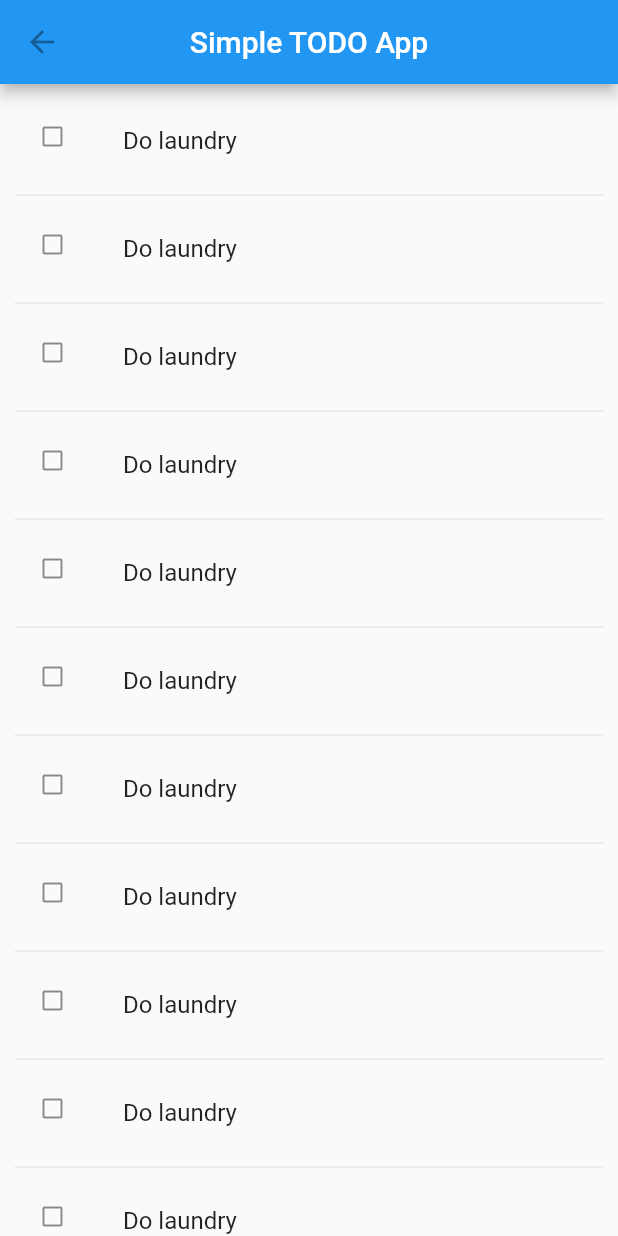
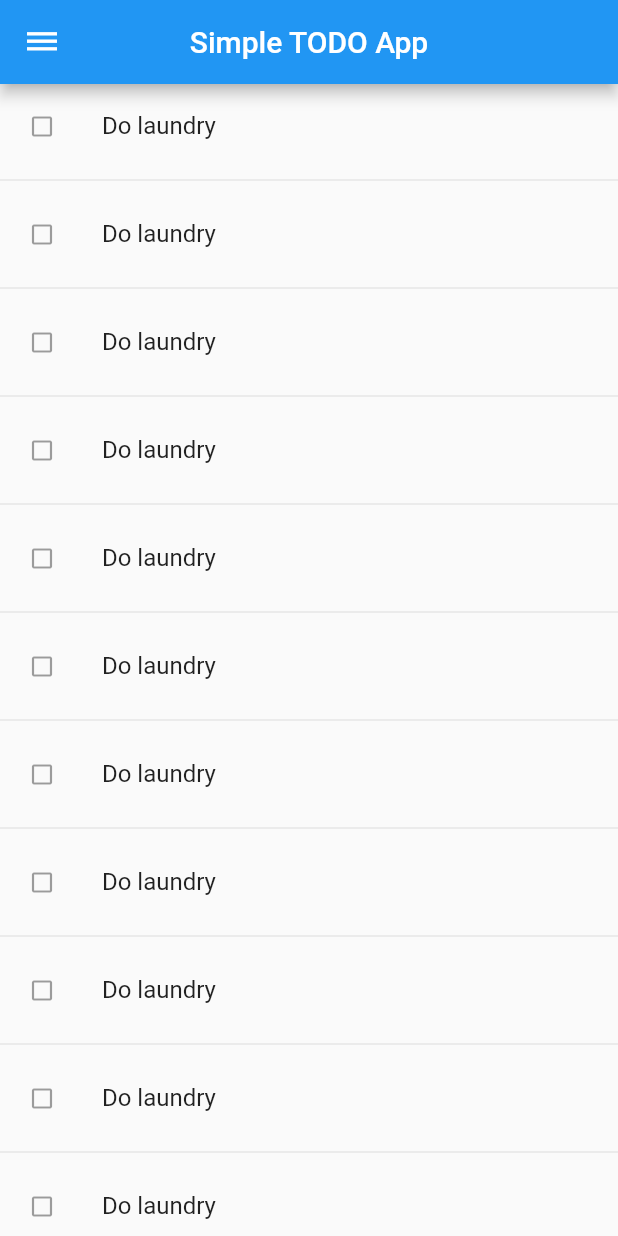
Before and after one commit to albertgalang/todo_list, a Flutter app: the screen it shows after launch, on a phone screen of 412 x 824 dp. Run offline on Flutter 3.47's test engine with Material 2 defaults, Android fonts, the phone set to English and light mode, and no system bars.

Commit message:
App bar actionable setting button setup

```diff
--- a/lib/screens/home_screen.dart
+++ b/lib/screens/home_screen.dart
@@ -13,7 +13,6 @@ class _HomeScreenState extends State<HomeScreen> {
       appBar: MainAppBar(),
       body: Container(
         child: ListView.separated(
-          padding: EdgeInsets.all(10.0),
           itemCount: 20,
           itemBuilder: (context, index) {
             return TaskCard(index : index); // index is just a test
@@ -37,7 +36,11 @@ class TaskCard extends StatelessWidget {
       child: Column(
         children: [
           ListTile(
-            leading: Icon(Icons.check_box_outline_blank, size: 18.0),
+            contentPadding: EdgeInsets.fromLTRB(4.0, 0.0, 4.0, 0.0),
+            leading: IconButton(
+              icon: Icon(Icons.check_box_outline_blank),
+              iconSize: 18.0,
+            ),
             title: Text(title),
           )
         ],
--- a/lib/widgets/app_bar.dart
+++ b/lib/widgets/app_bar.dart
@@ -6,8 +6,9 @@ class MainAppBar extends StatelessWidget implements PreferredSizeWidget {
     return AppBar(
       leading: IconButton(
         icon: Icon(
-          Icons.arrow_back,
+          Icons.dehaze,
         ),
+        onPressed: (){},
       ),
       centerTitle: true,
       title: Text("Simple TODO App"),
```
